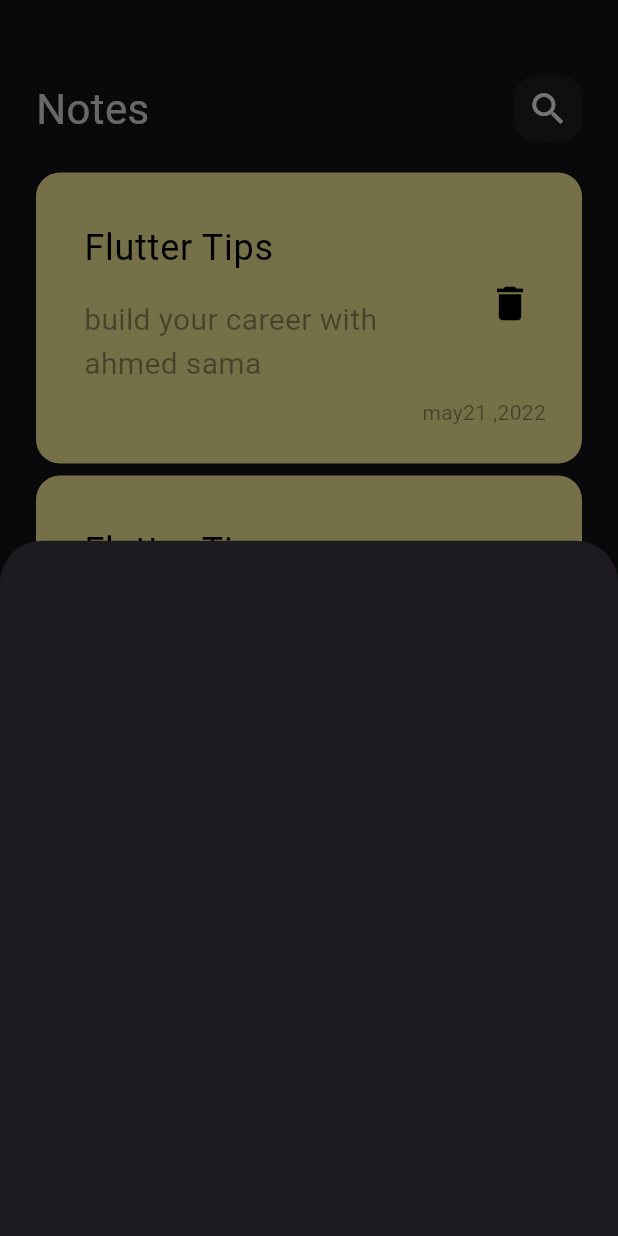
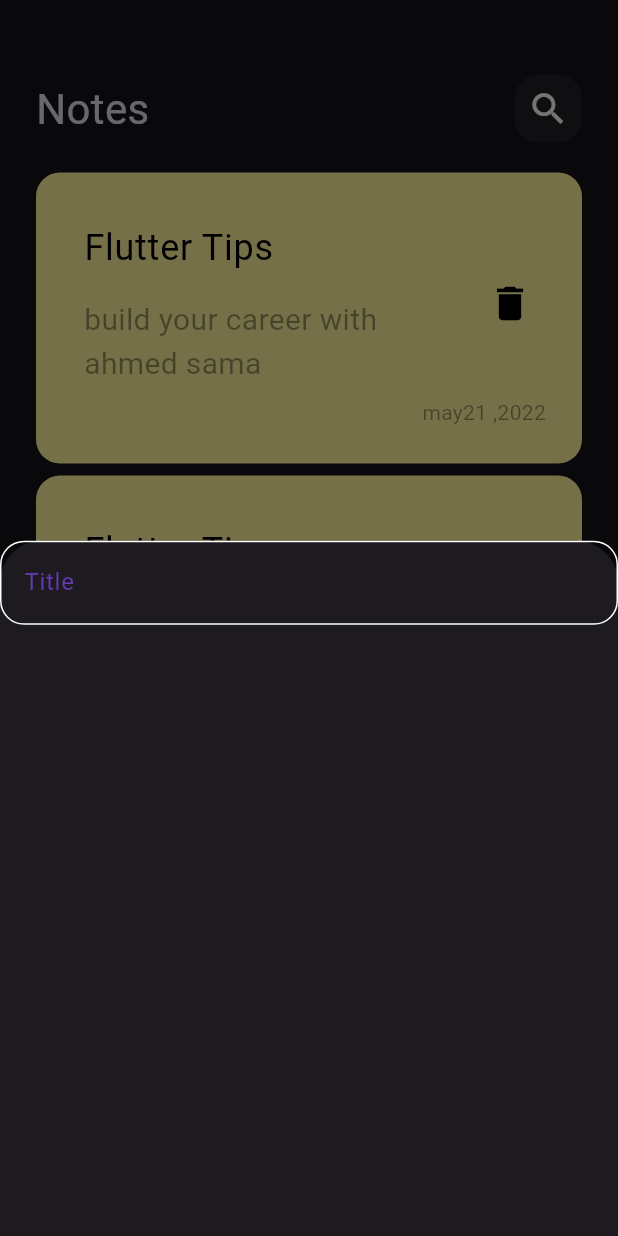
Before and after one commit to Ahmedshams1/New_Notes_App, a Flutter app: the screen it shows after launch, after a tap on the "add" icon, on a phone screen of 412 x 824 dp. Run offline on Flutter 3.47's test engine with Material 3 defaults, Android fonts, the phone set to English and light mode, and no system bars.

Commit message:
create text fialed

```diff
--- a/lib/views/notesView.dart
+++ b/lib/views/notesView.dart
@@ -1,4 +1,5 @@
 import 'package:flutter/material.dart';
+import 'package:newnoteapp/widgets/addBottomSheet.dart';
 import 'package:newnoteapp/widgets/notesViewBody.dart';
 
 class NotesView extends StatelessWidget {
@@ -12,7 +13,7 @@ class NotesView extends StatelessWidget {
           showModalBottomSheet(
               context: context,
               builder: (context) {
-                return Container();
+                return AddNoteBottomSheet();
               });
         },
         child: Icon(Icons.add),
--- a/lib/widgets/addBottomSheet.dart
+++ b/lib/widgets/addBottomSheet.dart
@@ -1,10 +1,16 @@
 import 'package:flutter/material.dart';
+import 'package:newnoteapp/widgets/custemTextField.dart';
 
 class AddNoteBottomSheet extends StatelessWidget {
   const AddNoteBottomSheet({super.key});
 
   @override
   Widget build(BuildContext context) {
-    return const Placeholder();
+    return Column(
+      children: [
+        SizedBox(),
+        CustemTextField(hint: 'Title'),
+      ],
+    );
   }
 }
```
